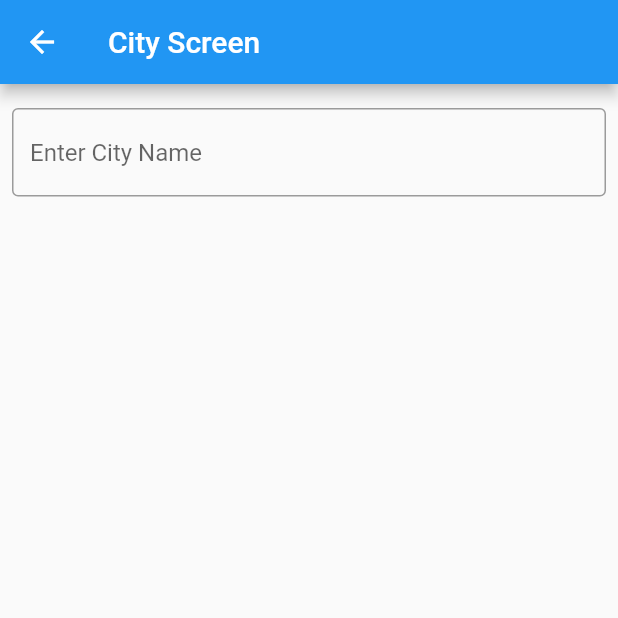
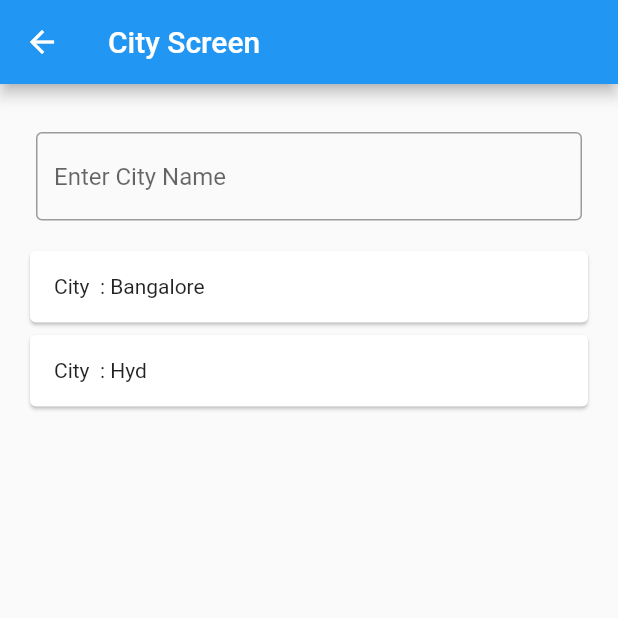
Before and after one commit to bhargavpalla/pnm, a Flutter app: the screen it shows after launch, after a tap on "Select City", on a phone screen of 412 x 824 dp, the top half of it. Run offline on Flutter 3.47's test engine with Material 2 defaults, Android fonts, the phone set to English and light mode, and no system bars.

Commit message:
flutter learning

```diff
--- a/lib/CityFilterLayouts.dart
+++ b/lib/CityFilterLayouts.dart
@@ -17,7 +17,9 @@ class CityFiltersWidget extends StatelessWidget {
             child:GestureDetector(
               onTap: () {
                 Navigator.push(context,
-              MaterialPageRoute(builder: (context) => CityScreen()));
+                    MaterialPageRoute(builder: (context) => CityScreen())).then((value) => ScaffoldMessenger.of(context)
+                  ..removeCurrentSnackBar()
+                  ..showSnackBar(SnackBar(content: Text(value))));
               },
               child: Container(
                 alignment: AlignmentDirectional.topStart,
--- a/lib/CityScreen.dart
+++ b/lib/CityScreen.dart
@@ -3,15 +3,17 @@ import 'package:my_app2/CityModel.dart';
 import 'package:my_app2/ColorsFile.dart';
 
 class CityScreen extends StatelessWidget {
+  CityScreen({super.key});
+  List<CityModel> mList = [CityModel("Bangalore", "3327"), CityModel("Hyd", "2232")];
   @override
   Widget build(BuildContext context) {
     return Scaffold(
       appBar: AppBar(
         title: const Text("City Screen"),
       ),
-      body:  Column(
-        children: const [
-          Padding(
+      body:  Container( margin: EdgeInsets.all(16), child:Column(
+        children:  [
+          const Padding(
             padding: EdgeInsets.symmetric(horizontal: 8, vertical: 16),
             child: TextField(
               decoration: InputDecoration(
@@ -19,30 +21,38 @@ class CityScreen extends StatelessWidget {
                 hintText: 'Enter City Name',
               ),
             ),
+
           ),
+          //  SizedBox(height: 5,),
+          Expanded(
+                  child: ListView.builder(itemCount: mList.length,itemBuilder: (context, index) {
+                    return cityItems(context, mList[index] );} ))
+
 
         ],
       ),
-    );
+    ));
   }
 
 }
 
-class CityList extends StatelessWidget {
+Widget cityItems(BuildContext context, CityModel item) {
+  return
+    Card(
+      child: Row(
+        children: [
+          InkWell(
+            child: Padding(padding: EdgeInsets.all(16),
+                child:Container(child: Text("City  : ${item.cityName}"))),
 
+            onTap:() {
+              Navigator.pop(
+                  context, item.cityName);
 
-  @override
-  Widget build(BuildContext context) {
-
-  }
+            },
+          )
+        ],
+      ),
+    );
 
 }
-
-Widget cityListView() {
-   List<CityModel> mList = [] ;
-  var d1 = CityModel("Bangalore", "3327");
-  var d2 = CityModel("Hyd", "2232");
-  mList.add(d1);
-  mList.add(d2);
-  return ListView()
-}
```
Lines whose indentation alone changed are shown as unchanged.
